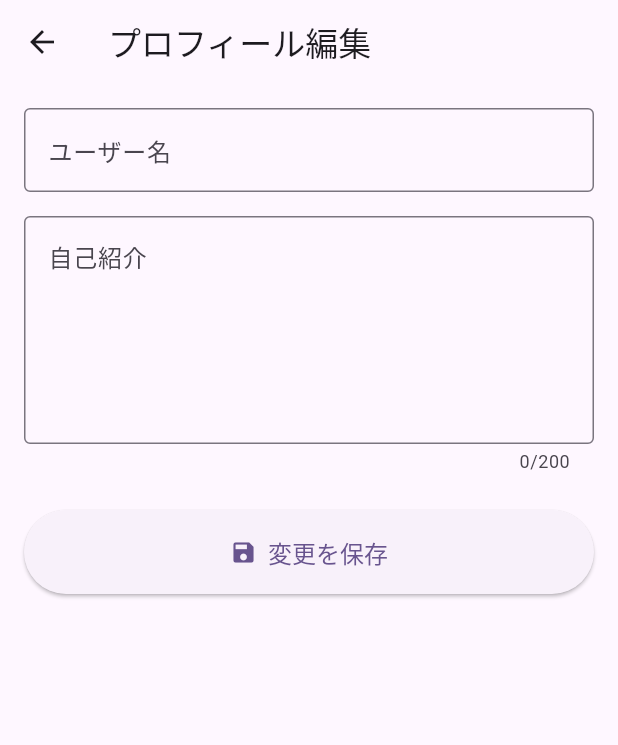
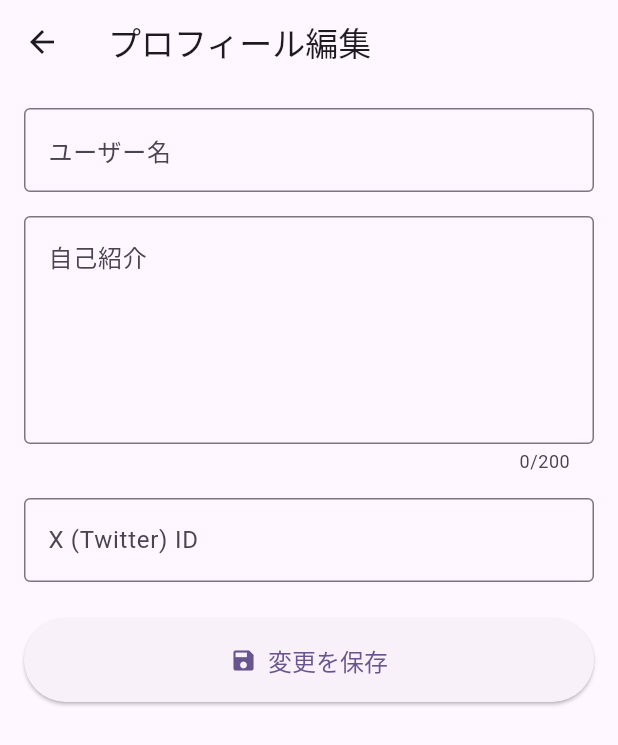
Before and after one commit to ITdedenne/my_madamis_app, a Flutter app: the ProfilePage screen opened directly, after a tap on the "edit" icon, on a phone screen of 412 x 824 dp. Shown: the top 745 px of the screen. Run offline on Flutter 3.47's test engine with Material 3 defaults, Android fonts, the phone set to English and light mode, and no system bars; our stand-ins replace flutter_riverpod; missing offline and left inert: amplify_auth_cognito, amplify_flutter.

```diff
--- a/lib/features/auth/presentation/pages/signup_page.dart
+++ b/lib/features/auth/presentation/pages/signup_page.dart
@@ -10,7 +10,6 @@ class SignUpPage extends ConsumerWidget {
 
   @override
   Widget build(BuildContext context, WidgetRef ref) {
-    // ▼▼▼ usernameController を削除 ▼▼▼
     final usernameController = TextEditingController();
     final emailController = TextEditingController();
     final passwordController = TextEditingController();
@@ -30,15 +29,14 @@ class SignUpPage extends ConsumerWidget {
         padding: const EdgeInsets.all(20.0),
         child: Column(
           children: [
-            // ▼▼▼ ユーザー名のTextFormFieldを削除 ▼▼▼
+            TextFormField(controller: usernameController, decoration: const InputDecoration(labelText: 'ユーザー名')),
             TextFormField(controller: emailController, decoration: const InputDecoration(labelText: 'メールアドレス')),
-            TextFormField(controller: passwordController, obscureText: true, decoration: const InputDecoration(labelText: 'パスワード')),
+            TextFormField(controller: passwordController, obscureText: true, decoration: const InputDecoration(labelText: 'パスワード (8文字以上)')),
             const SizedBox(height: 20),
              if (authState.status == AuthStatus.loading)
               const Center(child: CircularProgressIndicator())
             else
               ElevatedButton(
-                // ▼▼▼ signUpの引数からusernameController.textを削除 ▼▼▼
                 onPressed: () => ref.read(authStateNotifierProvider.notifier).signUp(
                       usernameController.text,
                       passwordController.text,
--- a/lib/features/profile/presentation/pages/edit_profile_page.dart
+++ b/lib/features/profile/presentation/pages/edit_profile_page.dart
@@ -15,27 +15,27 @@ class _EditProfilePageState extends ConsumerState<EditProfilePage> {
   final _formKey = GlobalKey<FormState>();
   late final TextEditingController _usernameController;
   late final TextEditingController _bioController;
+  late final TextEditingController _twitterController; // 追加
   bool _isLoading = false;
 
   @override
   void initState() {
     super.initState();
-    // 現在の状態をProviderから読み込んで初期値として設定
     final profileState = ref.read(profileStateNotifierProvider);
     _usernameController = TextEditingController(text: profileState.username);
     _bioController = TextEditingController(text: profileState.bio);
+    _twitterController = TextEditingController(text: profileState.twitterId); // 追加
   }
 
   @override
   void dispose() {
     _usernameController.dispose();
     _bioController.dispose();
+    _twitterController.dispose(); // 追加
     super.dispose();
   }
 
-  // 保存ボタンが押されたときの処理
   Future<void> _onSave() async {
-    // バリデーションチェック
     if (!_formKey.currentState!.validate()) {
       return;
     }
@@ -45,12 +45,12 @@ class _EditProfilePageState extends ConsumerState<EditProfilePage> {
     final success = await notifier.updateProfile(
       username: _usernameController.text,
       bio: _bioController.text,
+      twitterId: _twitterController.text, // 追加
     );
 
-    // このウィジェットが画面上に存在するかを確認
     if (mounted) {
       if (success) {
-        Navigator.of(context).pop(); // 成功したらプロフィール画面に戻る
+        Navigator.of(context).pop();
       } else {
         setState(() => _isLoading = false);
         ScaffoldMessenger.of(context).showSnackBar(
@@ -97,6 +97,15 @@ class _EditProfilePageState extends ConsumerState<EditProfilePage> {
                 maxLines: 5,
                 maxLength: 200,
               ),
+              const SizedBox(height: 16.0),
+              TextFormField( // 追加
+                controller: _twitterController,
+                decoration: const InputDecoration(
+                  labelText: 'X (Twitter) ID',
+                  border: OutlineInputBorder(),
+                  prefixText: '@',
+                ),
+              ),
               const SizedBox(height: 24.0),
               ElevatedButton.icon(
                 onPressed: _isLoading ? null : _onSave,
--- a/lib/features/profile/presentation/pages/profile_page.dart
+++ b/lib/features/profile/presentation/pages/profile_page.dart
@@ -10,7 +10,6 @@ class ProfilePage extends ConsumerWidget {
 
   @override
   Widget build(BuildContext context, WidgetRef ref) {
-    // 編集画面から戻ってきた際の更新成功メッセージ表示を監視
     ref.listen(profileStateNotifierProvider, (previous, next) {
       if (next.updateStatus == UpdateStatus.success) {
         ScaffoldMessenger.of(context).showSnackBar(
@@ -19,7 +18,6 @@ class ProfilePage extends ConsumerWidget {
             behavior: SnackBarBehavior.floating,
           ),
         );
-        // メッセージ表示後にステータスをリセット
         ref.read(profileStateNotifierProvider.notifier).resetUpdateStatus();
       }
     });
@@ -60,6 +58,15 @@ class ProfilePage extends ConsumerWidget {
                         : '自己紹介が設定されていません。',
                     style: Theme.of(context).textTheme.bodyLarge,
                   ),
+                  const SizedBox(height: 24),
+                  _buildSectionTitle('X (Twitter)'),
+                  const SizedBox(height: 8),
+                  Text(
+                    profileState.twitterId != null && profileState.twitterId!.isNotEmpty
+                        ? '@${profileState.twitterId!}'
+                        : 'X IDが設定されていません。',
+                    style: Theme.of(context).textTheme.bodyLarge,
+                  ),
                 ],
               ),
             ),
@@ -69,7 +76,8 @@ class ProfilePage extends ConsumerWidget {
   }
 
   Widget _buildProfileHeader(BuildContext context, ProfileState state) {
-    return Row(
+    // ... (変更なし) ...
+        return Row(
       children: [
         Container(
           padding: const EdgeInsets.all(20),
@@ -96,6 +104,7 @@ class ProfilePage extends ConsumerWidget {
   }
 
   Widget _buildSectionTitle(String title) {
+    // ... (変更なし) ...
     return Text(
       title,
       style: const TextStyle(
```
Also changed, not shown: lib/features/auth/data/auth_repository.dart (+10 -18 lines), lib/features/auth/presentation/notifiers/auth_state_notifier.dart (+15 -13 lines), lib/features/auth/presentation/pages/create_profile_page.dart (+16 -5 lines), lib/features/profile/presentation/notifiers/profile_state_notifier.dart (+9 -19 lines), 3 other files.
